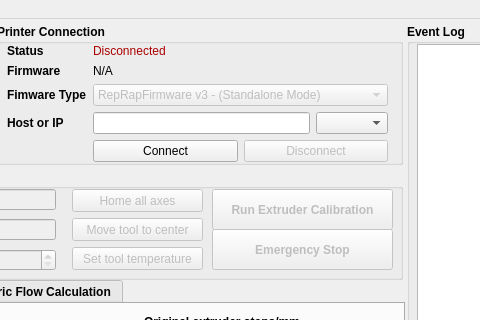
Above: nxencoder/resources/ui_mainwindow.ui from nexx/nxencoder-util before the change; both pictures show x 413 to 893 and y 0 to 320 of the 1280 by 720 pixel window. Below: the same form after it.
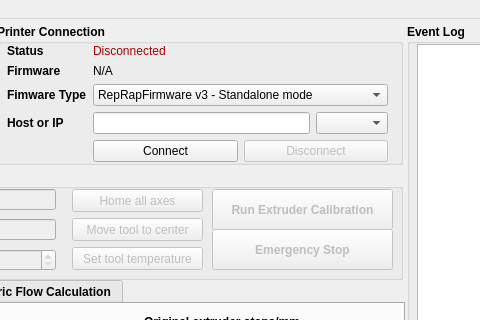
That is the form after the change. Custom widgets are drawn as their Qt base class.

Patch:
```diff
--- a/nxencoder/resources/ui_mainwindow.ui
+++ b/nxencoder/resources/ui_mainwindow.ui
@@ -358,9 +358,6 @@
       </item>
       <item row="2" column="1">
        <widget class="QComboBox" name="cbx_printer_fwtype">
-        <property name="enabled">
-         <bool>false</bool>
-        </property>
         <property name="font">
          <font>
           <weight>50</weight>
@@ -369,7 +366,7 @@
         </property>
         <item>
          <property name="text">
-          <string>RepRapFirmware v3 - (Standalone Mode)</string>
+          <string>RepRapFirmware v3 - Standalone mode</string>
          </property>
         </item>
         <item>
```
Left out of the diff: 19 changed lines with no effect on the pictures.
